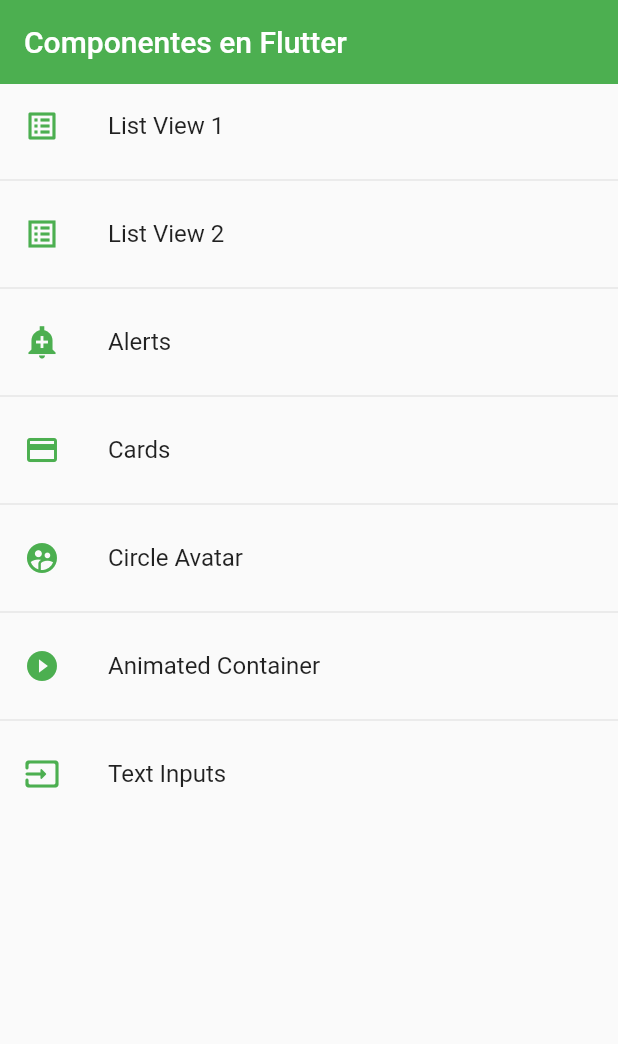
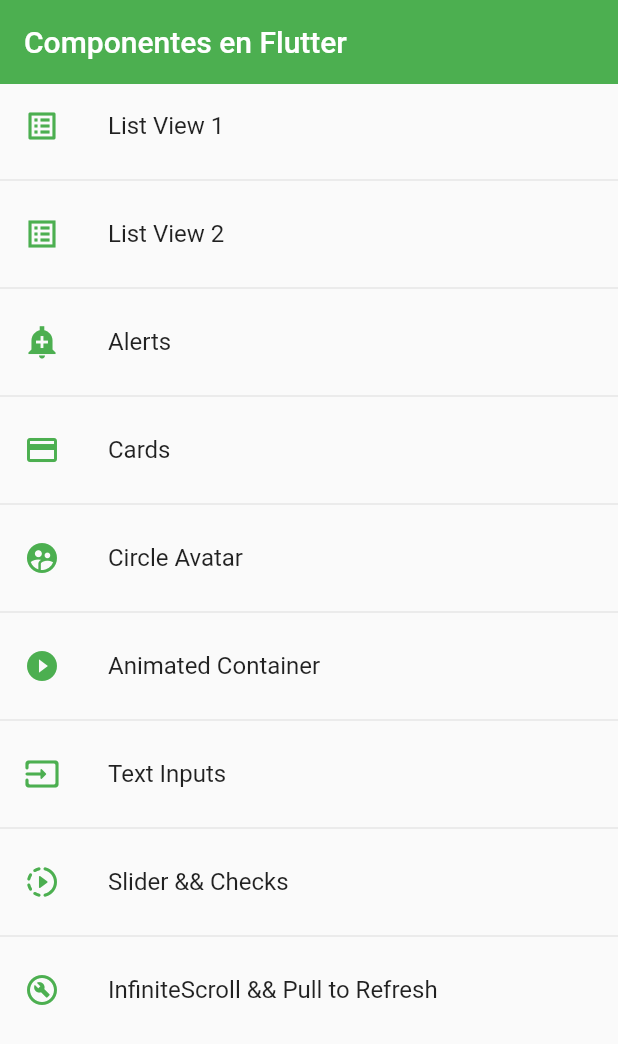
Before and after one commit to luis28santo/flutter-components_app, a Flutter app: the screen it shows after launch, on a phone screen of 412 x 824 dp. Shown: the top 1044 px of the screen. Run offline on Flutter 3.47's test engine with Material 2 defaults, Android fonts, the phone set to English and light mode, and no system bars; missing offline and left inert: dart:ffi.

Commit message:
seccion completa

```diff
--- a/lib/router/app_routes.dart
+++ b/lib/router/app_routes.dart
@@ -13,41 +13,15 @@ class AppRoutes {
     //     icon: Icons.home_rounded,
     //     name: 'Home Screen',
     //     screen: const HomeScreen()),
-    MenuOption(
-        route: 'listview1',
-        icon: Icons.list_alt_outlined,
-        name: 'List View 1',
-        screen: const ListView1Screen()),
-    MenuOption(
-        route: 'listview2',
-        icon: Icons.list_alt_sharp,
-        name: 'List View 2',
-        screen: const ListView2Screen()),
-    MenuOption(
-        route: 'alert',
-        icon: Icons.add_alert_sharp,
-        name: 'Alerts',
-        screen: const AlertScreen()),
-    MenuOption(
-        route: 'card',
-        icon: Icons.credit_card,
-        name: 'Cards',
-        screen: const CardScreen()),
-    MenuOption(
-        route: 'avatar',
-        icon: Icons.supervised_user_circle,
-        name: 'Circle Avatar',
-        screen: const AvatarScreen()),
-    MenuOption(
-        route: 'animated',
-        icon: Icons.play_circle_fill_outlined,
-        name: 'Animated Container',
-        screen: const AnimatedScreen()),
-    MenuOption(
-        route: 'inputs',
-        icon: Icons.input_rounded,
-        name: 'Text Inputs',
-        screen: const InputScreen()),
+    MenuOption(route: 'listview1', icon: Icons.list_alt_outlined, name: 'List View 1', screen: const ListView1Screen()),
+    MenuOption(route: 'listview2', icon: Icons.list_alt_sharp, name: 'List View 2', screen: const ListView2Screen()),
+    MenuOption(route: 'alert', icon: Icons.add_alert_sharp, name: 'Alerts', screen: const AlertScreen()),
+    MenuOption(route: 'card', icon: Icons.credit_card, name: 'Cards', screen: const CardScreen()),
+    MenuOption(route: 'avatar', icon: Icons.supervised_user_circle, name: 'Circle Avatar', screen: const AvatarScreen()),
+    MenuOption(route: 'animated', icon: Icons.play_circle_fill_outlined, name: 'Animated Container', screen: const AnimatedScreen()),
+    MenuOption(route: 'inputs', icon: Icons.input_rounded, name: 'Text Inputs', screen: const InputScreen()),
+    MenuOption(route: 'slider', icon: Icons.slow_motion_video_rounded, name: 'Slider && Checks', screen: const SliderScreen()),
+    MenuOption(route: 'listviewbuilder', icon: Icons.build_circle_outlined, name: 'InfiniteScroll && Pull to Refresh', screen: const ListViewBuilderScreen()),
   ];
 
   static Map<String, Widget Function(BuildContext)> getAppRoutes() {
@@ -56,8 +30,7 @@ class AppRoutes {
     appRoutes.addAll({'home': (BuildContext context) => const HomeScreen()});
 
     for (var option in AppRoutes.menuOptions) {
-      appRoutes
-          .addAll({option.route: (BuildContext buildContext) => option.screen});
+      appRoutes.addAll({option.route: (BuildContext buildContext) => option.screen});
     }
 
     return appRoutes;
--- a/lib/screens/animated_screen.dart
+++ b/lib/screens/animated_screen.dart
@@ -20,8 +20,7 @@ class _AnimatedScreenState extends State<AnimatedScreen> {
     final random = Random();
     _width = random.nextInt(300).toDouble() + 70;
     _heigth = random.nextInt(300).toDouble() + 70;
-    _color = Color.fromRGBO(
-        random.nextInt(255), random.nextInt(255), random.nextInt(255), 1);
+    _color = Color.fromRGBO(random.nextInt(255), random.nextInt(255), random.nextInt(255), 1);
     _borderRadius = BorderRadius.circular(random.nextInt(100).toDouble() + 10);
     setState(() => {});
   }
--- a/lib/screens/avatar_screen.dart
+++ b/lib/screens/avatar_screen.dart
@@ -21,8 +21,7 @@ class AvatarScreen extends StatelessWidget {
       body: const Center(
         child: CircleAvatar(
           maxRadius: 150,
-          backgroundImage: NetworkImage(
-              'https://www.indiewire.com/wp-content/uploads/2022/05/Stan-Lee.jpg'),
+          backgroundImage: NetworkImage('https://www.indiewire.com/wp-content/uploads/2022/05/Stan-Lee.jpg'),
         ),
       ),
     );
--- a/lib/screens/screens.dart
+++ b/lib/screens/screens.dart
@@ -1,3 +1,6 @@
+export 'package:flutter_components/screens/listview_builder_screen.dart';
+
+export 'package:flutter_components/screens/slider_screen.dart';
 export 'package:flutter_components/screens/inputs_screen.dart';
 export 'package:flutter_components/screens/animated_screen.dart';
 export 'package:flutter_components/screens/avatar_screen.dart';
--- a/lib/widgets/custom_card_type_1.dart
+++ b/lib/widgets/custom_card_type_1.dart
@@ -13,8 +13,7 @@ class CustomCardType1 extends StatelessWidget {
       child: Column(
         children: [
           const ListTile(
-            leading:
-                Icon(Icons.photo_album_rounded, color: AppTheme.primaryColor),
+            leading: Icon(Icons.photo_album_rounded, color: AppTheme.primaryColor),
             title: Text('Soy un titulo'),
             subtitle: Text(
                 'Ad in mollit in minim elit occaecat eiusmod ea occaecat aliquip commodo. Reprehenderit duis eu incididunt sunt irure reprehenderit enim id dolor dolor velit. Proident et excepteur commodo reprehenderit qui culpa pariatur ipsum fugiat consequat elit.'),
--- a/lib/widgets/custom_input_field.dart
+++ b/lib/widgets/custom_input_field.dart
@@ -44,9 +44,7 @@ class CustomInputField extends StatelessWidget {
         hintText: hintText,
         labelText: labelText,
         helperText: helperText,
-        suffixIcon: suffixIcon == null
-            ? null
-            : Icon(suffixIcon, color: AppTheme.primaryColor),
+        suffixIcon: suffixIcon == null ? null : Icon(suffixIcon, color: AppTheme.primaryColor),
         icon: icon == null ? null : Icon(icon, color: AppTheme.primaryColor),
       ),
     );
```
Also changed, not shown: lib/screens/alert_screen.dart (+4 -11 lines), lib/screens/listview1_screen.dart (+1 -6 lines), lib/screens/listview2_screen.dart (+1 -6 lines), lib/screens/listview_builder_screen.dart (added, +130 -0 lines), lib/screens/slider_screen.dart (added, +93 -0 lines), lib/theme/app_theme.dart (+5 -18 lines).
